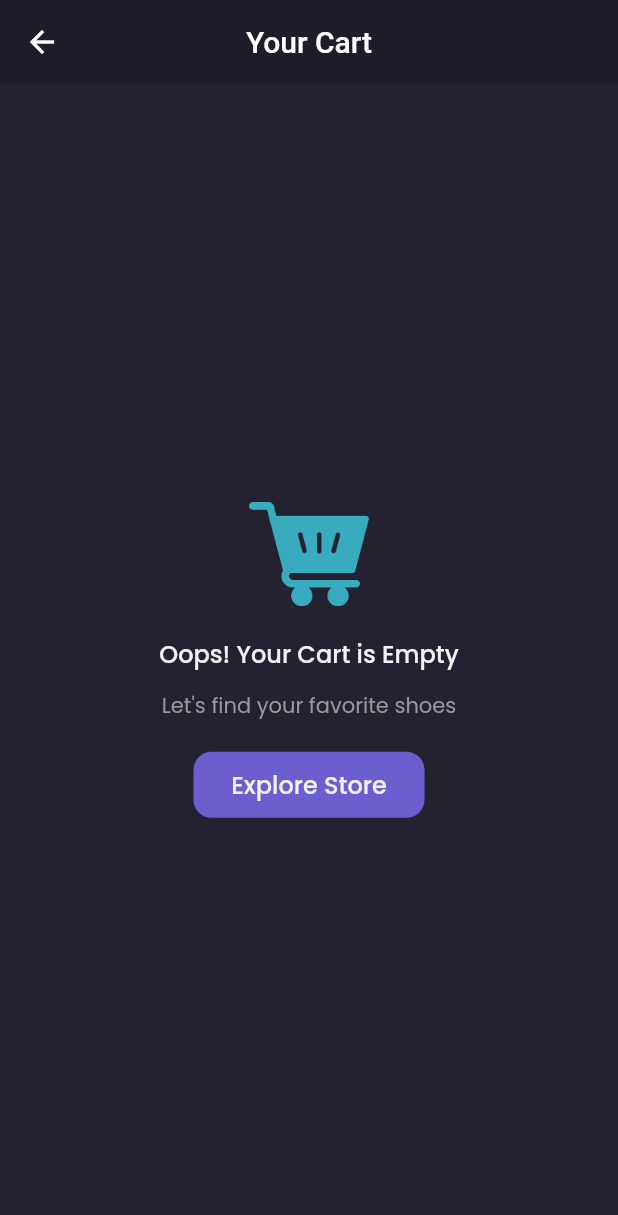
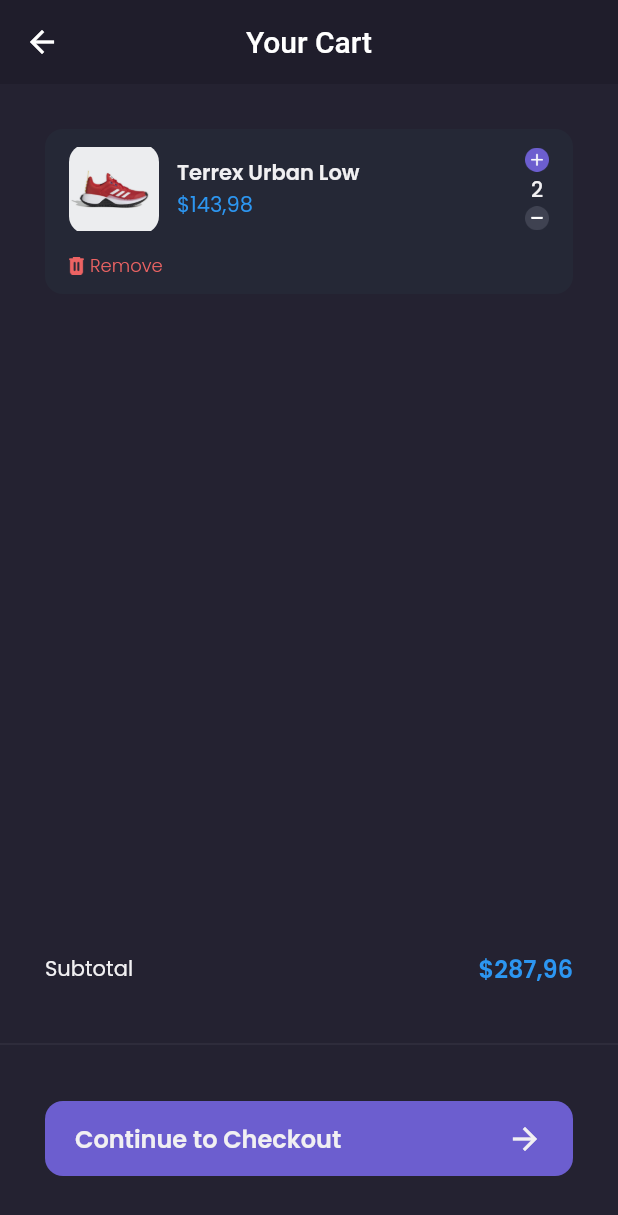
Before and after one commit to Koredeee/shamo-commerce, a Flutter app: the CartPage screen opened by its route, on a phone screen of 412 x 824 dp. Shown: the top 1215 px of the screen. Run offline on Flutter 3.47's test engine with Material 2 defaults, Android fonts, the phone set to English and light mode, and no system bars; our stand-ins replace carousel_slider, google_fonts.

Commit message:
Added Bottom Navigation Cart Page

```diff
--- a/shamo/lib/pages/cart_page.dart
+++ b/shamo/lib/pages/cart_page.dart
@@ -1,6 +1,7 @@
 // ignore_for_file: prefer_const_constructors
 
 import 'package:flutter/material.dart';
+import 'package:shamo/pages/widgets/cart_card.dart';
 import 'package:shamo/theme.dart';
 
 class CartPage extends StatelessWidget {
@@ -55,12 +56,74 @@ class CartPage extends StatelessWidget {
     );
   }
 
+  Widget content() {
+    return ListView(
+      padding: EdgeInsets.symmetric(horizontal: defaultMargin),
+      children: [CartCard()],
+    );
+  }
+
+  Widget customButtonNav() {
+    return Container(
+      height: 190,
+      child: Column(
+        children: [
+          Container(
+            margin: EdgeInsets.symmetric(horizontal: defaultMargin),
+            child: Row(
+              mainAxisAlignment: MainAxisAlignment.spaceBetween,
+              children: [
+                Text('Subtotal', style: primaryTextStyle),
+                Text(
+                  '\$287,96',
+                  style: priceTextStyle.copyWith(
+                    fontSize: 16,
+                    fontWeight: semiBold,
+                  ),
+                ),
+              ],
+            ),
+          ),
+          SizedBox(height: 30),
+          Divider(thickness: 0.3, color: subtitleColor),
+          SizedBox(height: 30),
+          Container(
+            margin: EdgeInsets.symmetric(horizontal: defaultMargin),
+            height: 50,
+            child: TextButton(
+              onPressed: () {},
+              style: TextButton.styleFrom(
+                backgroundColor: primaryColor,
+                padding: EdgeInsets.symmetric(horizontal: 20),
+                shape: RoundedRectangleBorder(
+                  borderRadius: BorderRadius.circular(12),
+                ),
+              ),
+              child: Row(
+                mainAxisAlignment: MainAxisAlignment.spaceBetween,
+                children: [
+                  Text(
+                    'Continue to Checkout',
+                    style: primaryTextStyle.copyWith(
+                        fontSize: 16, fontWeight: semiBold),
+                  ),
+                  Icon(Icons.arrow_forward, color: primaryTextColor)
+                ],
+              ),
+            ),
+          )
+        ],
+      ),
+    );
+  }
+
   @override
   Widget build(BuildContext context) {
     return Scaffold(
       backgroundColor: backgroundColor3,
       appBar: header(),
-      body: emptyCart(context),
+      body: content(),
+      bottomNavigationBar: customButtonNav(),
     );
   }
 }
--- /dev/null
+++ b/shamo/lib/pages/widgets/cart_card.dart
@@ -0,0 +1,71 @@
+// ignore_for_file: prefer_const_constructors
+
+import 'package:flutter/material.dart';
+import 'package:shamo/theme.dart';
+
+class CartCard extends StatelessWidget {
+  const CartCard({super.key});
+
+  @override
+  Widget build(BuildContext context) {
+    return Container(
+      margin: EdgeInsets.only(top: defaultMargin),
+      padding: EdgeInsets.symmetric(horizontal: 16, vertical: 10),
+      decoration: BoxDecoration(
+        color: backgroundColor4,
+        borderRadius: BorderRadius.circular(12),
+      ),
+      child: Column(
+        children: [
+          Row(
+            children: [
+              Container(
+                width: 60,
+                height: 60,
+                decoration: BoxDecoration(
+                    borderRadius: BorderRadius.circular(12),
+                    image: DecorationImage(
+                        image: AssetImage('assets/image_shoes.png'))),
+              ),
+              SizedBox(width: 12),
+              Expanded(
+                child: Column(
+                  crossAxisAlignment: CrossAxisAlignment.start,
+                  children: [
+                    Text(
+                      'Terrex Urban Low',
+                      style: primaryTextStyle.copyWith(fontWeight: semiBold),
+                    ),
+                    Text('\$143,98', style: priceTextStyle)
+                  ],
+                ),
+              ),
+              Column(
+                children: [
+                  Image.asset('assets/button_add.png', width: 16),
+                  SizedBox(height: 2),
+                  Text(
+                    '2',
+                    style: primaryTextStyle.copyWith(fontWeight: medium),
+                  ),
+                  Image.asset('assets/button_min.png', width: 16),
+                ],
+              )
+            ],
+          ),
+          SizedBox(height: 12),
+          Row(
+            children: [
+              Image.asset('assets/icon_remove.png', width: 10),
+              SizedBox(width: 4),
+              Text(
+                'Remove',
+                style: alerTextStyle.copyWith(fontSize: 12, fontWeight: light),
+              )
+            ],
+          )
+        ],
+      ),
+    );
+  }
+}
--- a/shamo/lib/theme.dart
+++ b/shamo/lib/theme.dart
@@ -26,6 +26,7 @@ TextStyle subtitleTextStyle = GoogleFonts.poppins(color: subtitleColor);
 TextStyle priceTextStyle = GoogleFonts.poppins(color: priceColor);
 TextStyle purpleTextStyle = GoogleFonts.poppins(color: primaryColor);
 TextStyle blackTextStyle = GoogleFonts.poppins(color: blackColor);
+TextStyle alerTextStyle = GoogleFonts.poppins(color: alertColor);
 
 FontWeight light = FontWeight.w300;
 FontWeight reguler = FontWeight.w400;
```
Also changed, not shown: shamo/assets/icon_remove.png (added).
